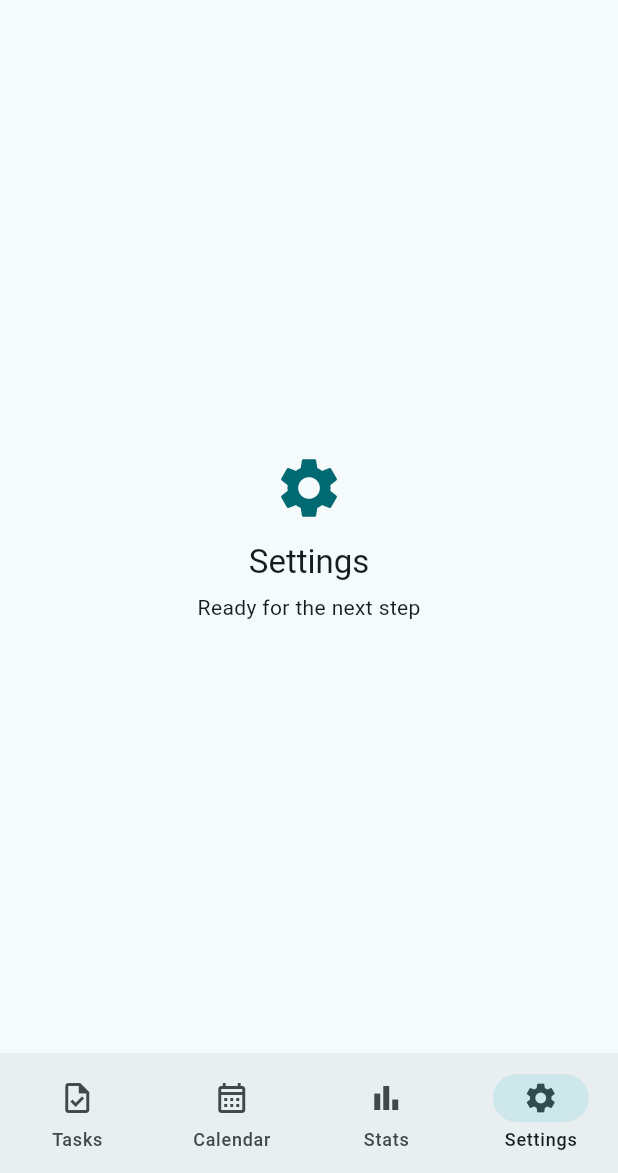
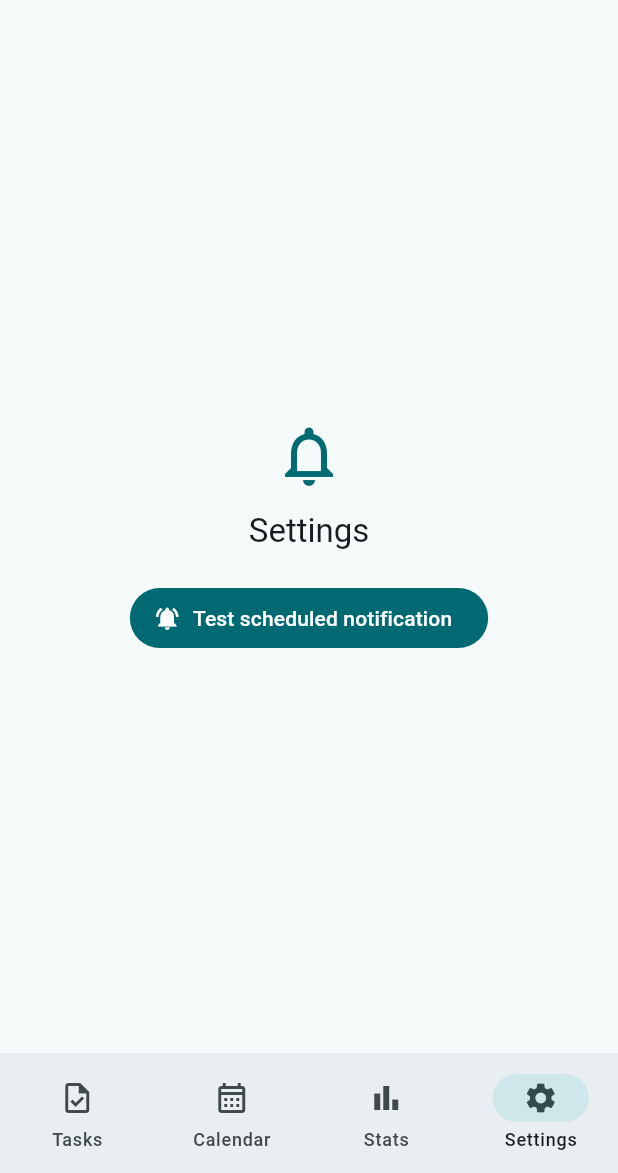
Before and after one commit to altomarlonjr708-art/Mini-Activity-Reminder, a Flutter app: the screen it shows after launch, item 4 of the bottom bar chosen, on a phone screen of 412 x 824 dp, the part 63-1236 px from its top. Run offline on Flutter 3.47's test engine with Material 3 defaults, Android fonts, the phone set to English and light mode, and no system bars; our stand-ins replace drift, drift_flutter, flutter_local_notifications, flutter_timezone, timezone; accounts and stored records are empty; generated files the repository leaves out were written again.

Commit message:
feat: add basic scheduled Android notification

```diff
--- a/lib/main.dart
+++ b/lib/main.dart
@@ -4,11 +4,15 @@ import 'package:provider/provider.dart';
 import 'data/app_database.dart';
 import 'data/task_provider.dart';
 import 'data/task_repository.dart';
+import 'services/notification_service.dart';
 import 'ui/app_shell.dart';
 import 'ui/app_theme.dart';
 import 'ui/theme_controller.dart';
 
-void main() {
+Future<void> main() async {
+  WidgetsFlutterBinding.ensureInitialized();
+  await NotificationService.initialize();
+
   final database = AppDatabase();
   final taskRepository = TaskRepository(database);
 
--- /dev/null
+++ b/lib/services/notification_service.dart
@@ -0,0 +1,66 @@
+import 'package:flutter_local_notifications/flutter_local_notifications.dart';
+import 'package:flutter_timezone/flutter_timezone.dart';
+import 'package:timezone/data/latest_all.dart' as tzdata;
+import 'package:timezone/timezone.dart' as tz;
+
+class NotificationService {
+  NotificationService._();
+
+  static final FlutterLocalNotificationsPlugin _plugin =
+      FlutterLocalNotificationsPlugin();
+
+  static const _channelId = 'actmind_test';
+
+  static Future<void> initialize() async {
+    tzdata.initializeTimeZones();
+    final timezoneInfo = await FlutterTimezone.getLocalTimezone();
+    tz.setLocalLocation(tz.getLocation(timezoneInfo.identifier));
+
+    const androidSettings = AndroidInitializationSettings('@mipmap/ic_launcher');
+    const settings = InitializationSettings(android: androidSettings);
+
+    await _plugin.initialize(
+      settings: settings,
+      onDidReceiveNotificationResponse: (_) {},
+    );
+
+    const channel = AndroidNotificationChannel(
+      _channelId,
+      'ActMind test reminders',
+      description: 'A test reminder used to verify scheduled notifications.',
+      importance: Importance.high,
+    );
+
+    await _plugin
+        .resolvePlatformSpecificImplementation<
+            AndroidFlutterLocalNotificationsPlugin>()
+        ?.createNotificationChannel(channel);
+  }
+
+  static Future<bool> requestNotificationPermission() async {
+    return await _plugin
+            .resolvePlatformSpecificImplementation<
+                AndroidFlutterLocalNotificationsPlugin>()
+            ?.requestNotificationsPermission() ??
+        false;
+  }
+
+  static Future<void> scheduleTestNotification() async {
+    await _plugin.zonedSchedule(
+      id: 9001,
+      title: 'ActMind test reminder',
+      body: 'Your scheduled notification is working.',
+      scheduledDate: tz.TZDateTime.now(tz.local).add(const Duration(seconds: 10)),
+      notificationDetails: const NotificationDetails(
+        android: AndroidNotificationDetails(
+          _channelId,
+          'ActMind test reminders',
+          channelDescription: 'A test reminder used to verify scheduled notifications.',
+          importance: Importance.high,
+          priority: Priority.high,
+        ),
+      ),
+      androidScheduleMode: AndroidScheduleMode.exactAllowWhileIdle,
+    );
+  }
+}
--- a/lib/ui/app_shell.dart
+++ b/lib/ui/app_shell.dart
@@ -1,4 +1,6 @@
 import 'package:flutter/material.dart';
+
+import '../services/notification_service.dart';
 
 import 'home_screen.dart';
 import 'task_form_screen.dart';
@@ -24,7 +26,7 @@ class _AppShellState extends State<AppShell> {
     HomeScreen(),
     _PlaceholderScreen(title: 'Calendar', icon: Icons.calendar_month),
     _PlaceholderScreen(title: 'Stats', icon: Icons.bar_chart),
-    _PlaceholderScreen(title: 'Settings', icon: Icons.settings),
+    _SettingsPlaceholder(),
   ];
 
   @override
@@ -53,6 +55,51 @@ class _AppShellState extends State<AppShell> {
   }
 }
 
+class _SettingsPlaceholder extends StatelessWidget {
+  const _SettingsPlaceholder();
+
+  Future<void> _requestAndTest(BuildContext context) async {
+    final granted = await NotificationService.requestNotificationPermission();
+    if (!context.mounted) return;
+
+    if (!granted) {
+      ScaffoldMessenger.of(context).showSnackBar(
+        const SnackBar(content: Text('Notification permission is required for reminders')),
+      );
+      return;
+    }
+
+    await NotificationService.scheduleTestNotification();
+    if (!context.mounted) return;
+    ScaffoldMessenger.of(context).showSnackBar(
+      const SnackBar(content: Text('Test reminder scheduled for 10 seconds')),
+    );
+  }
+
+  @override
+  Widget build(BuildContext context) {
+    return Center(
+      child: Padding(
+        padding: const EdgeInsets.all(24),
+        child: Column(
+          mainAxisSize: MainAxisSize.min,
+          children: [
+            Icon(Icons.notifications_outlined, size: 48, color: Theme.of(context).colorScheme.primary),
+            const SizedBox(height: 12),
+            Text('Settings', style: Theme.of(context).textTheme.titleLarge),
+            const SizedBox(height: 20),
+            FilledButton.icon(
+              onPressed: () => _requestAndTest(context),
+              icon: const Icon(Icons.notifications_active),
+              label: const Text('Test scheduled notification'),
+            ),
+          ],
+        ),
+      ),
+    );
+  }
+}
+
 class _PlaceholderScreen extends StatelessWidget {
   const _PlaceholderScreen({required this.title, required this.icon});
 
--- a/pubspec.yaml
+++ b/pubspec.yaml
@@ -38,6 +38,10 @@ dependencies:
   drift: ^2.35.4
   drift_flutter: ^0.3.1
   intl: ^0.20.3
+  flutter_local_notifications: ^23.0.4
+  timezone: ^0.11.2
+  flutter_timezone: ^5.1.1
+  permission_handler: ^13.0.2
 
 dev_dependencies:
   flutter_test:
```
Also changed, not shown: pubspec.lock, 2 other files.
